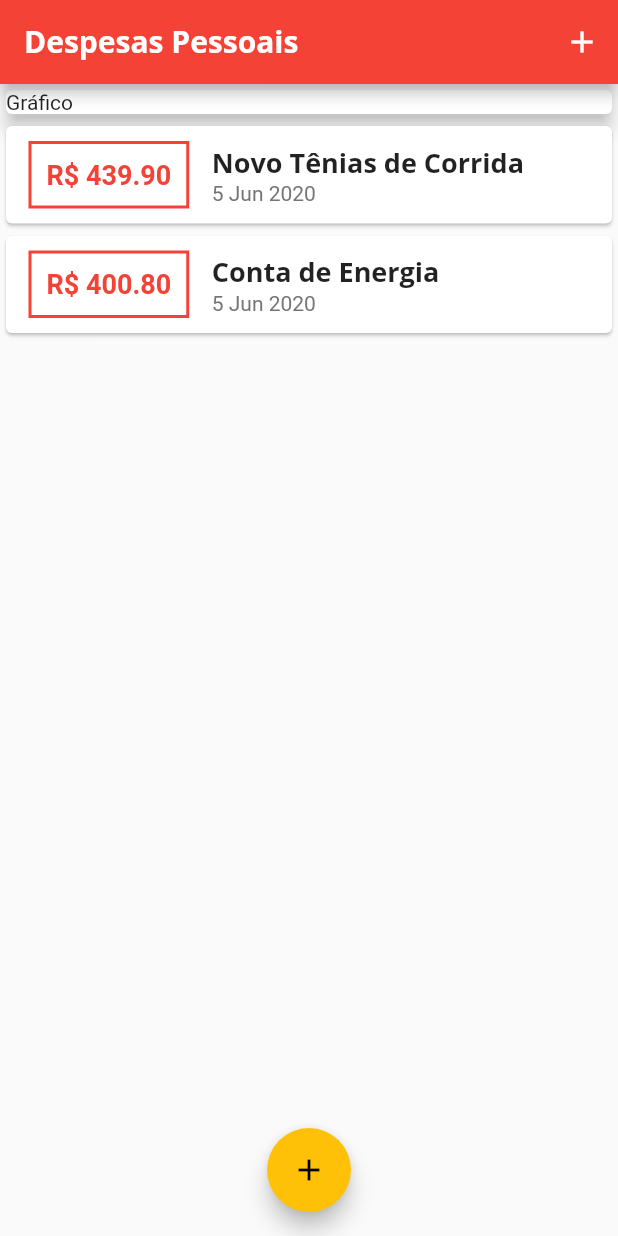
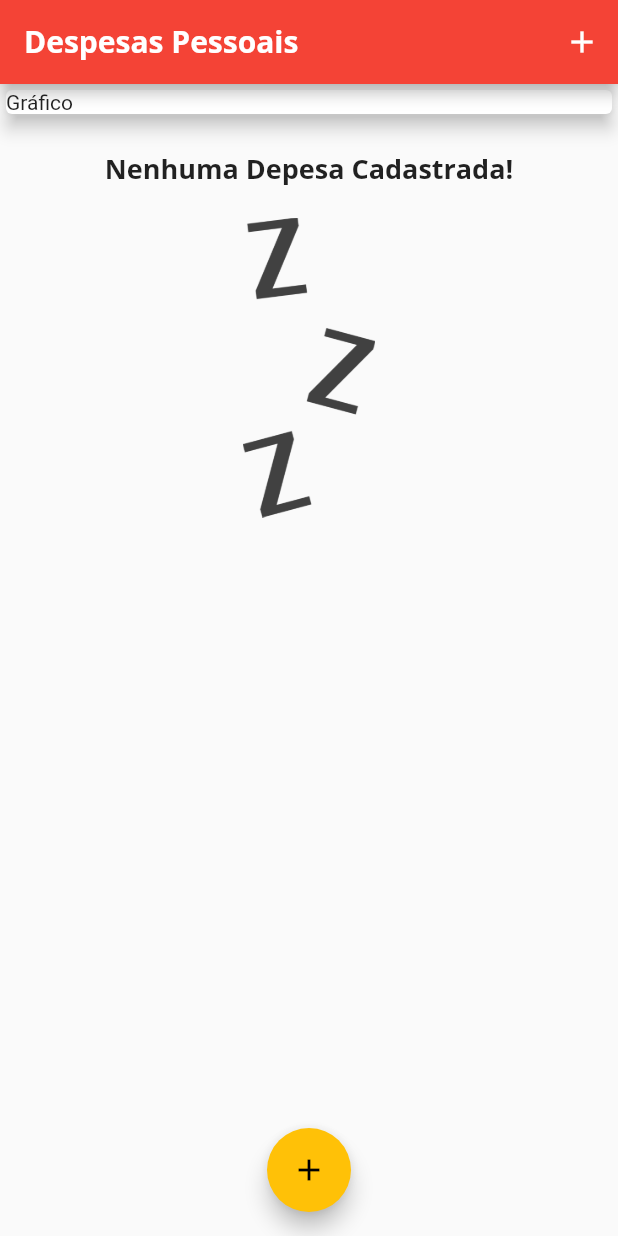
Before and after one commit to Shesman/DepesasPessoaisApp, a Flutter app: the screen it shows after launch, on a phone screen of 412 x 824 dp. Run offline on Flutter 3.47's test engine with Material 2 defaults, Android fonts, the phone set to English and light mode, and no system bars.

Commit message:
Vizualização da lista vazia!

```diff
--- a/lib/components/transaction_list.dart
+++ b/lib/components/transaction_list.dart
@@ -12,7 +12,27 @@ class TransactionList extends StatelessWidget {
   Widget build(BuildContext context) {
     return Container(
       height: 300,
-      child: ListView.builder(
+      child: transactions.isEmpty ? Column(
+        children: <Widget>[
+          SizedBox(
+            height: 20,
+          ),
+          Text(
+            "Nenhuma Depesa Cadastrada!",
+            style: Theme.of(context).textTheme.title,
+          ),
+          SizedBox(
+            height: 20,
+          ),
+          Container(
+            height: 200,
+            child: Image.asset(
+              'assets/images/waiting.png',
+              fit: BoxFit.cover,
+            ),
+          ),
+        ],
+      ) : ListView.builder(
         itemCount: transactions.length,
         itemBuilder: (ctx, index){
           final tr = transactions[index];
--- a/lib/main.dart
+++ b/lib/main.dart
@@ -45,20 +45,20 @@ class MyHomePage extends StatefulWidget {
 
 class _MyHomePageState extends State<MyHomePage> {
 
-  final _transaction = [
-    Transaction (
-      id: 't1',
-      title: 'Novo Tênias de Corrida',
-      value: 439.90,
-      date: DateTime.now(),
-    ),
+  final List<Transaction> _transaction = [
+    // Transaction (
+    //   id: 't1',
+    //   title: 'Novo Tênias de Corrida',
+    //   value: 439.90,
+    //   date: DateTime.now(),
+    // ),
 
-    Transaction (
-      id: 't2',
-      title: 'Conta de Energia',
-      value: 400.80,
-      date: DateTime.now(),
-    )
+    // Transaction (
+    //   id: 't2',
+    //   title: 'Conta de Energia',
+    //   value: 400.80,
+    //   date: DateTime.now(),
+    // )
 
   ];
 
--- a/pubspec.yaml
+++ b/pubspec.yaml
@@ -46,9 +46,8 @@ flutter:
   uses-material-design: true
 
   # To add assets to your application, add an assets section, like this:
-  # assets:
-  #   - images/a_dot_burr.jpeg
-  #   - images/a_dot_ham.jpeg
+  assets:
+    - assets/images/waiting.png
 
   # An image asset can refer to one or more resolution-specific "variants", see
   # https://flutter.dev/assets-and-images/#resolution-aware.
```
